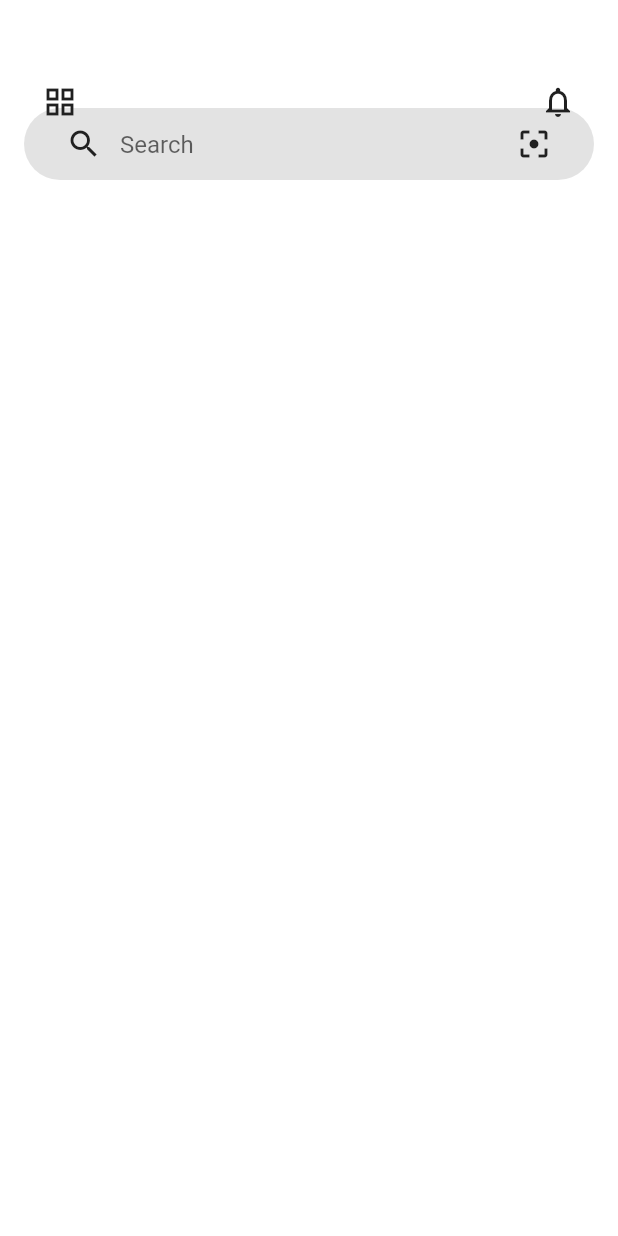
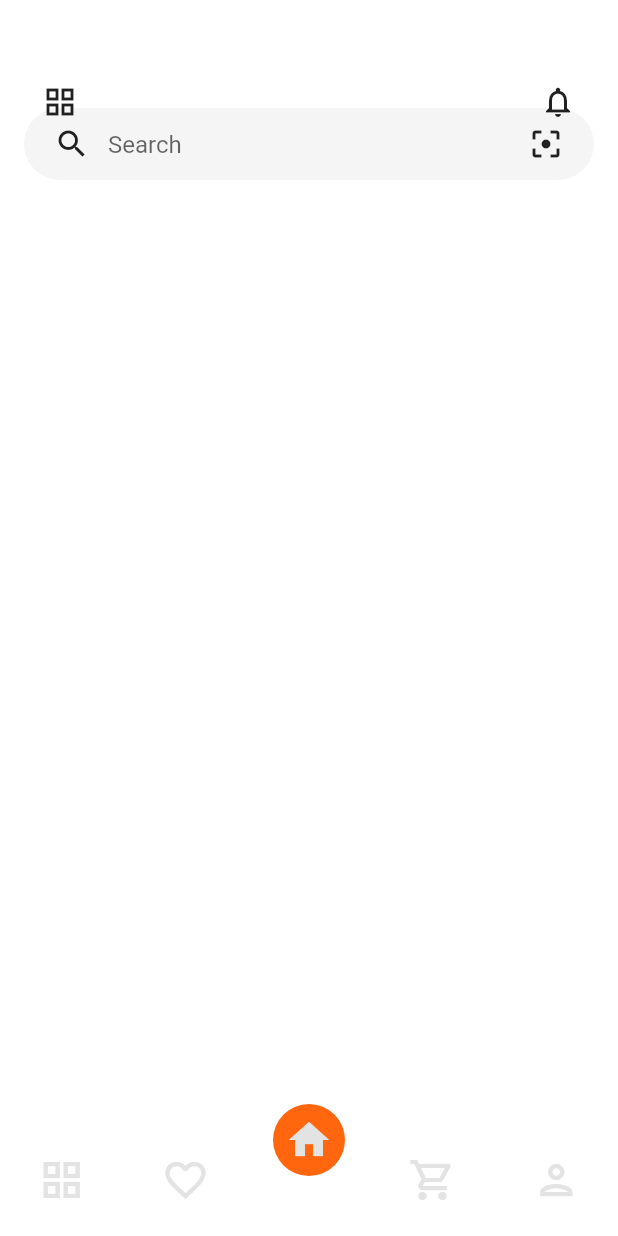
Before and after one commit to luiscl32/flutter_samples, a Flutter app: the screen it shows after launch, on a phone screen of 412 x 824 dp. Run offline on Flutter 3.47's test engine with Material 2 defaults, Android fonts, the phone set to English and light mode, and no system bars; drawn by our look-alikes of curved_navigation_bar; our stand-ins replace flutter_svg; missing offline and left inert: introduction_slider.

Commit message:
feat: :art: change column by sliver

```diff
--- a/store_app/lib/presentation/commons/commons.dart
+++ b/store_app/lib/presentation/commons/commons.dart
@@ -2,3 +2,4 @@ export 'package:store_app/presentation/commons/custom_appbar.dart';
 export 'package:store_app/presentation/commons/custom.btn.dart';
 export 'package:store_app/presentation/commons/circle_icon.btn.dart';
 export 'package:store_app/presentation/commons/custom_search_bar.dart';
+export 'package:store_app/presentation/commons/custom_navigation_bar.dart';
--- /dev/null
+++ b/store_app/lib/presentation/commons/custom_navigation_bar.dart
@@ -0,0 +1,48 @@
+import 'package:curved_navigation_bar/curved_navigation_bar.dart';
+import 'package:flutter/material.dart';
+import 'package:store_app/presentation/config/theme.dart';
+
+class CustomNavigatorBar extends StatelessWidget {
+  const CustomNavigatorBar({
+    super.key,
+  });
+
+  @override
+  Widget build(BuildContext context) {
+    return CurvedNavigationBar(
+      index: 2,
+      items: const <Widget>[
+        _MenuIcon(icon: Icons.grid_view_outlined),
+        _MenuIcon(icon: Icons.favorite_border),
+        _MenuIcon(icon: Icons.home),
+        _MenuIcon(icon: Icons.shopping_cart_outlined),
+        _MenuIcon(icon: Icons.person_outlined),
+      ],
+      animationCurve: Curves.easeInOut,
+      animationDuration: const Duration(milliseconds: 600),
+      color: const Color(ColorsPallete.backgroundWhite),
+      buttonBackgroundColor: const Color(ColorsPallete.button),
+      backgroundColor: Colors.transparent,
+    );
+  }
+}
+
+class _MenuIcon extends StatelessWidget {
+  const _MenuIcon({
+    super.key,
+    required this.icon,
+  });
+
+  final IconData icon;
+
+  @override
+  Widget build(BuildContext context) {
+    return Icon(
+      icon,
+      color: const Color(
+        ColorsPallete.icon,
+      ),
+      size: 32,
+    );
+  }
+}
--- a/store_app/lib/presentation/commons/custom_search_bar.dart
+++ b/store_app/lib/presentation/commons/custom_search_bar.dart
@@ -12,7 +12,7 @@ class CustomSearchbar extends StatelessWidget {
       decoration: BoxDecoration(
           color: const Color(ColorsPallete.background),
           borderRadius: BorderRadius.circular(100)),
-      padding: const EdgeInsets.symmetric(horizontal: 16),
+      padding: const EdgeInsets.symmetric(horizontal: 8),
       child: TextField(
         onChanged: (value) => {},
         decoration: const InputDecoration(
--- a/store_app/lib/presentation/config/theme.dart
+++ b/store_app/lib/presentation/config/theme.dart
@@ -2,8 +2,9 @@ import 'package:flutter/material.dart';
 
 class ColorsPallete {
   ColorsPallete._();
-  static const int background = 0xffE3E3E3;
+  static const int background = 0xffF5F5F5;
   static const int backgroundWhite = 0xffFFFFFF;
+  static const int icon = 0xffE3E3E3;
   static const int text = 0xff202020;
   static const int button = 0xffFF660E;
   static const int card = 0xff999999;
--- a/store_app/lib/presentation/screens/dashboard/dashboard.page.dart
+++ b/store_app/lib/presentation/screens/dashboard/dashboard.page.dart
@@ -10,6 +10,7 @@ class DashboardPage extends StatelessWidget {
     return const Scaffold(
       appBar: CustomAppbar(),
       body: DashboardView(),
+      bottomNavigationBar: CustomNavigatorBar(),
     );
   }
 }
--- a/store_app/lib/presentation/screens/dashboard/dashboard.view.dart
+++ b/store_app/lib/presentation/screens/dashboard/dashboard.view.dart
@@ -8,12 +8,16 @@ class DashboardView extends StatelessWidget {
   Widget build(BuildContext context) {
     return const Padding(
       padding: EdgeInsets.symmetric(horizontal: 16),
-      child: Column(
-        children: [
-          SizedBox(
-            height: 16,
+      child: CustomScrollView(
+        slivers: [
+          SliverToBoxAdapter(
+            child: SizedBox(
+              height: 16,
+            ),
           ),
-          CustomSearchbar(),
+          SliverToBoxAdapter(
+            child: CustomSearchbar(),
+          ),
         ],
       ),
     );
--- a/store_app/pubspec.yaml
+++ b/store_app/pubspec.yaml
@@ -35,6 +35,8 @@ dependencies:
   # The following adds the Cupertino Icons font to your application.
   # Use with the CupertinoIcons class for iOS style icons.
   cupertino_icons: ^1.0.2
+  curved_navigation_bar: ^1.0.3
+  stackslider: ^0.0.5
 
 dev_dependencies:
   flutter_test:
```
Also changed, not shown: store_app/lib/presentation/screens/dashboard/widgets/carousel_promos.dart (added), store_app/pubspec.lock.
